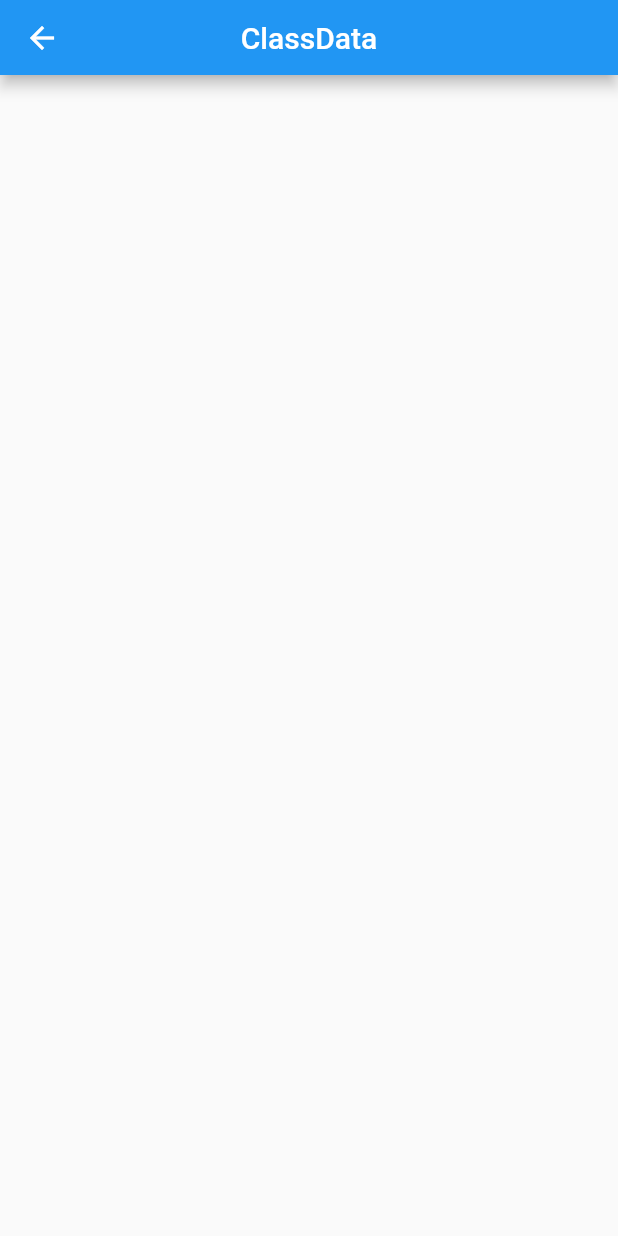
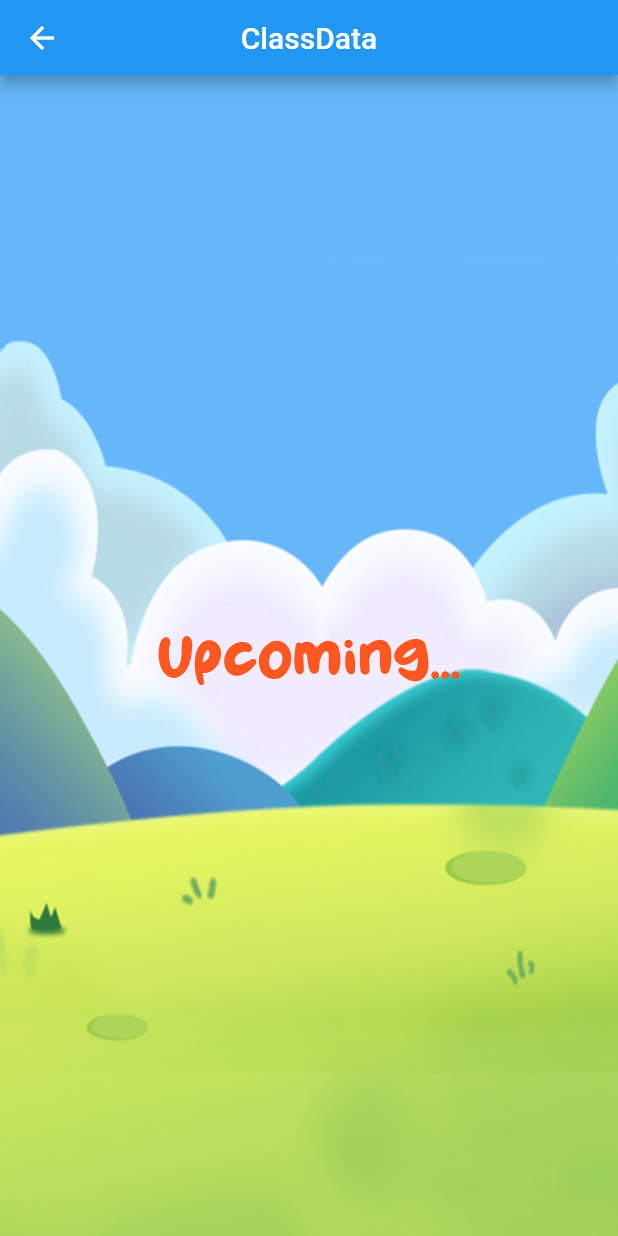
Before and after one commit to YuyangisCoding/calmPet-final, a Flutter app: the ClassData screen opened by its route, on a phone screen of 412 x 824 dp. Run offline on Flutter 3.47's test engine with Material 2 defaults, Android fonts, the phone set to English and light mode, and no system bars; our stand-ins replace dio, fluttertoast, font_awesome_flutter, video_player; missing offline and left inert: noise_meter.

Commit message:
make settings great again : upcoming

```diff
--- a/lib/pages/tabs/ClassData.dart
+++ b/lib/pages/tabs/ClassData.dart
@@ -17,7 +17,20 @@ class _ClassDataState extends State<ClassData> {
             centerTitle: true,
             toolbarHeight: 50),
         body: Container(
-
+          decoration: const BoxDecoration(
+            image: DecorationImage(
+              image: AssetImage("images/startbg.png"),
+              fit: BoxFit.cover,
+            ),
+          ),
+          child: Center(
+            child: Text(
+              "Upcoming...",
+              style: TextStyle(color: Colors.deepOrange,
+              fontSize: 40,
+              fontFamily: 'test'),
+            ),
+          ),
         ));
   }
 }
```
Also changed, not shown: lib/pages/tabs/ProjectionMode.dart (+16 -1 lines).
